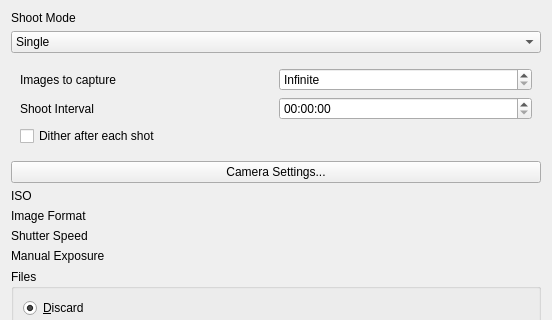
Old version of the form dslr-qt-shooter/ui/camera_setup.ui in the repository Edlward/GalaxyHunter; both pictures show x 0 to 552 and y 0 to 320 of the 552 by 667 pixel window.
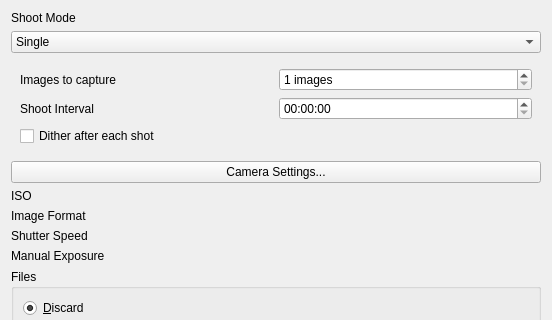
New version of the form.

Diff of the .ui file:
```diff
--- a/dslr-qt-shooter/ui/camera_setup.ui
+++ b/dslr-qt-shooter/ui/camera_setup.ui
@@ -157,13 +157,13 @@
       <item row="0" column="1">
        <widget class="QSpinBox" name="images_count">
         <property name="specialValueText">
-         <string>Infinite</string>
+         <string/>
         </property>
         <property name="suffix">
          <string> images</string>
         </property>
         <property name="minimum">
-         <number>0</number>
+         <number>1</number>
         </property>
         <property name="maximum">
          <number>999</number>
```
Left out of the diff: 7 changed lines with no effect on the pictures.
